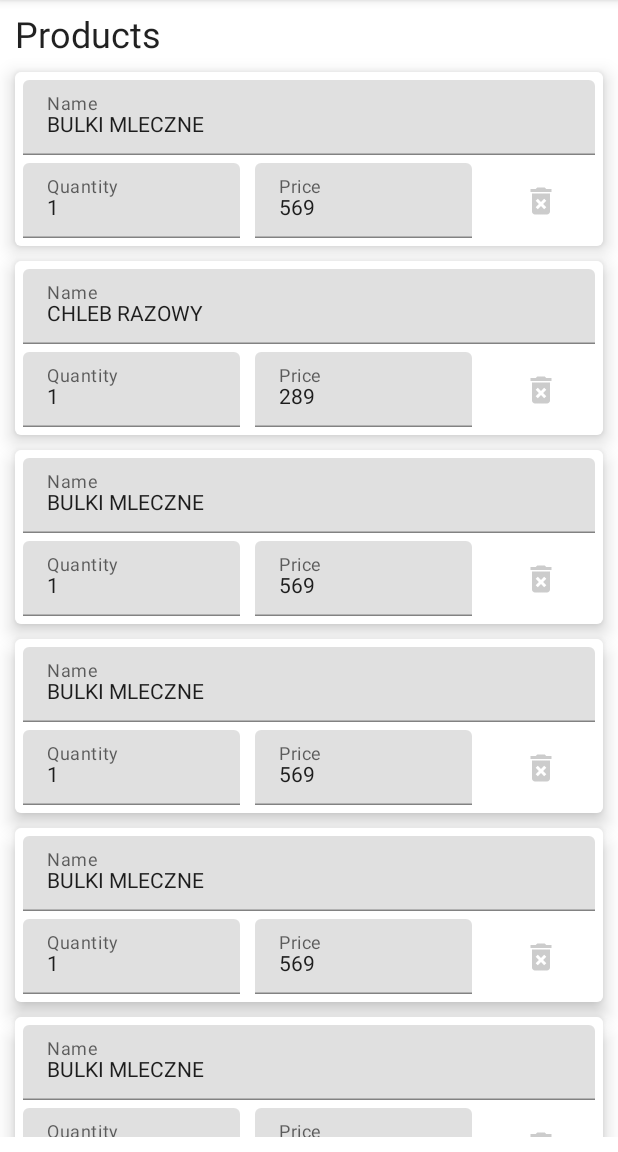
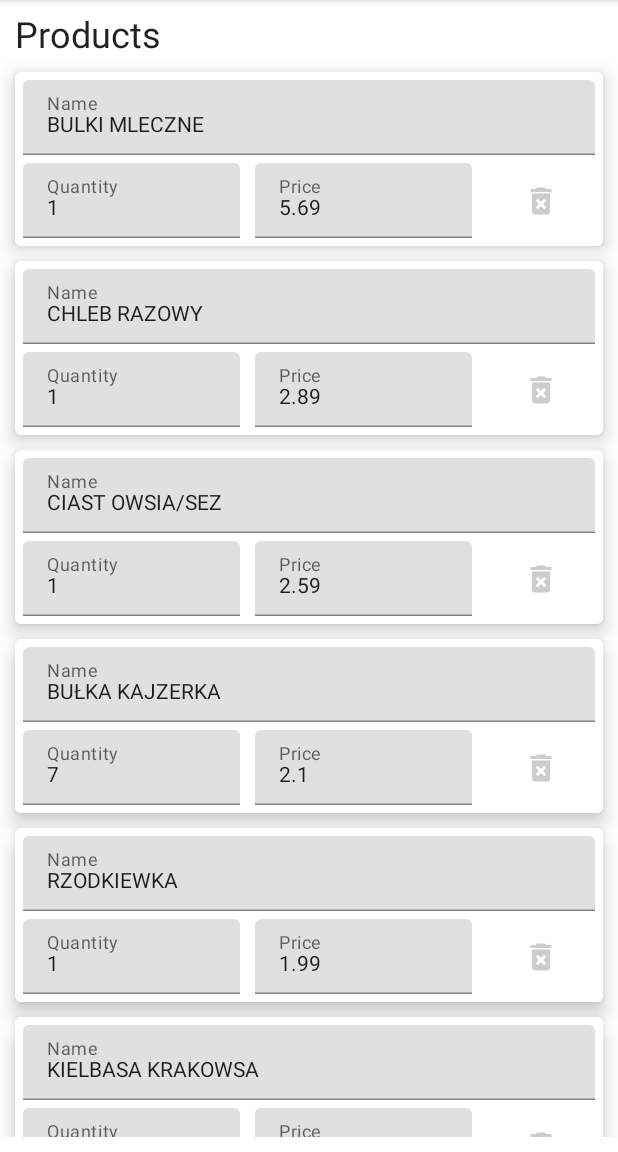
Before and after one commit to revky/scan-it, an Android app built with Jetpack Compose: the composable ReceiptFormScreen shown on its own in the app's theme, on a phone screen of 412 x 824 dp, the part 84-1236 px from its top. Run offline under Robolectric (Android 15) with nearby library versions, the phone set to English and light mode, and no system bars; our stand-ins replace Dagger/Hilt's generated code, Firebase (no records; nobody signed in at launch, a user with empty details on screens opened directly); libraries missing offline, so code that uses them is left out: com.ramcosta.composedestinations; 1 statement that could not run was skipped.

Commit message:
* price display adjustments

```diff
--- a/app/src/main/java/com/example/scanit/presentation/auth/SignInWithGoogleScreen.kt
+++ b/app/src/main/java/com/example/scanit/presentation/auth/SignInWithGoogleScreen.kt
@@ -43,7 +43,7 @@ fun SignInWithGoogleScreen(
             modifier = Modifier.fillMaxSize()
         ) {
             Image(
-                painter = painterResource(id = R.drawable.app_logo),
+                painter = painterResource(id = R.drawable.app_logo_2),
                 contentDescription = "SignInImage",
                 contentScale = ContentScale.Fit,
                 modifier = Modifier
--- a/app/src/main/java/com/example/scanit/presentation/main/home/Components.kt
+++ b/app/src/main/java/com/example/scanit/presentation/main/home/Components.kt
@@ -30,7 +30,7 @@ enum class BottomBarDestination(
     Statistics(
         StatisticsTabDestination,
         "Statistics",
-        R.drawable.ic_receipt
+        R.drawable.ic_barchart
     ),
 }
 
--- a/app/src/main/java/com/example/scanit/presentation/main/receipt_form/Components.kt
+++ b/app/src/main/java/com/example/scanit/presentation/main/receipt_form/Components.kt
@@ -22,8 +22,8 @@ fun ProductEdit(
     product: Product
 ) {
     var name by remember { mutableStateOf(product.name) }
-    var qu by remember { mutableStateOf(product.quantity.toString()) }
-    var price by remember { mutableStateOf(product.price.toString()) }
+    var qu by remember { mutableStateOf("${product.quantity}") }
+    var price by remember { mutableStateOf("${product.price.toDouble()/100}") }
 
     Card(
         modifier = modifier
--- a/app/src/main/java/com/example/scanit/presentation/main/receipt_form/ReceiptFormViewModel.kt
+++ b/app/src/main/java/com/example/scanit/presentation/main/receipt_form/ReceiptFormViewModel.kt
@@ -27,12 +27,12 @@ class ReceiptFormViewModel @Inject constructor(
             listOf(
                 Product("", "BULKI MLECZNE", 1, 569),
                 Product("", "CHLEB RAZOWY", 1, 289),
-                Product("", "BULKI MLECZNE", 1, 569),
-                Product("", "BULKI MLECZNE", 1, 569),
-                Product("", "BULKI MLECZNE", 1, 569),
-                Product("", "BULKI MLECZNE", 1, 569),
-                Product("", "BULKI MLECZNE", 1, 569),
-                Product("", "BULKI MLECZNE", 1, 569),
+                Product("", "CIAST OWSIA/SEZ", 1, 259),
+                Product("", "BUŁKA KAJZERKA", 7, 210),
+                Product("", "RZODKIEWKA", 1, 199),
+                Product("", "KIELBASA KRAKOWSA", 1, 399),
+                Product("", "SALATA LODOWA", 1, 499),
+                Product("", "REKLAMOWKA", 1, 49),
             )
         )
     )
--- a/app/src/main/java/com/example/scanit/presentation/main/receipts_tab/Components.kt
+++ b/app/src/main/java/com/example/scanit/presentation/main/receipts_tab/Components.kt
@@ -43,7 +43,7 @@ fun Receipt(
             Text(text = receipt.date.toDayOfTheWeek())
             Text(text = receipt.date.toLongDateString())
             Text(text = receipt.products.sumOf {
-                it.price
+                it.price.toDouble() / 100
             }.toString() + " zł")
             IconButton(
                 onClick = {
--- a/app/src/main/java/com/example/scanit/presentation/main/receipts_tab/receipt_details/Components.kt
+++ b/app/src/main/java/com/example/scanit/presentation/main/receipts_tab/receipt_details/Components.kt
@@ -59,7 +59,7 @@ fun Product(
         )
         Text(
             modifier = Modifier.weight(1f),
-            text = "${product.price} zł",
+            text = "${product.price.toDouble()/100} zł",
             fontSize = 18.sp
         )
     }
--- a/app/src/main/java/com/example/scanit/presentation/main/statistics_tab/Components.kt
+++ b/app/src/main/java/com/example/scanit/presentation/main/statistics_tab/Components.kt
@@ -34,8 +34,8 @@ fun Statistics(
                 .padding(horizontal = 10.dp)
         ) {
             Text(text = groupedProduct.name, modifier = Modifier.weight(1f))
-            Text(text = groupedProduct.quantity.toString(), modifier = Modifier.weight(1f))
-            Text(text = groupedProduct.price.toString(), modifier = Modifier.weight(1f))
+            Text(text = "${groupedProduct.quantity} szt.", modifier = Modifier.weight(1f))
+            Text(text = "${groupedProduct.price.toDouble()/100} zł", modifier = Modifier.weight(1f))
         }
     }
 }
```
Also changed, not shown: app/src/main/java/com/example/scanit/presentation/main/statistics_tab/StatisticsViewModel.kt (+3 -4 lines), app/src/main/res/drawable/ic_barchart.xml (added, +7 -0 lines).
